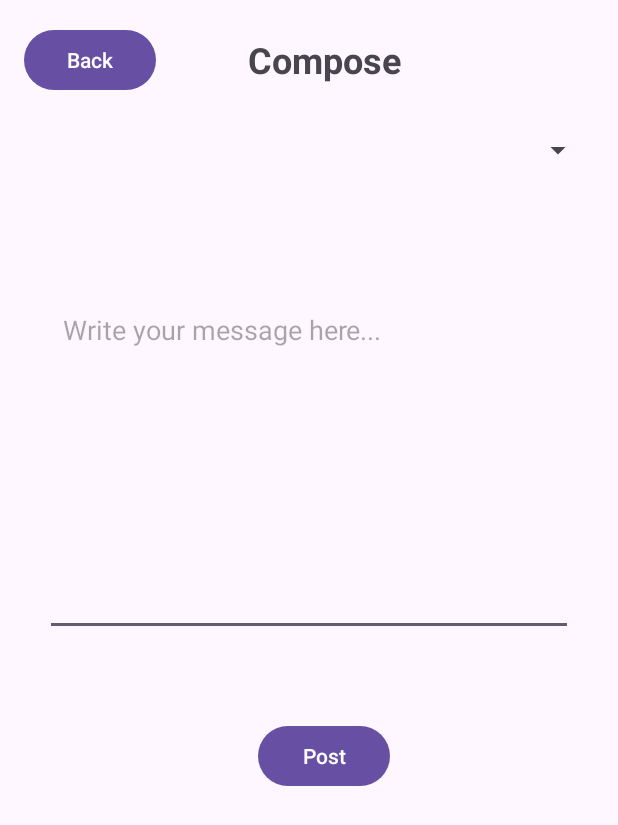
After one commit to teodor-profeanu/Free-Parking, an Android app: the layout compose.xml on its own in the app's theme, with its tools: preview values and no code run, on a phone screen of 412 x 824 dp. The commit adds this screen. Shown: the top 825 px of the screen. Run offline under Robolectric (Android 15) with nearby library versions, the phone set to English and light mode, and no system bars.

Commit message:
Compose page

```diff
--- /dev/null
+++ b/app/src/main/res/layout/compose.xml
@@ -0,0 +1,77 @@
+<?xml version="1.0" encoding="utf-8"?>
+<androidx.core.widget.NestedScrollView xmlns:android="http://schemas.android.com/apk/res/android"
+    xmlns:app="http://schemas.android.com/apk/res-auto"
+    xmlns:tools="http://schemas.android.com/tools"
+    android:layout_width="match_parent"
+    android:layout_height="match_parent"
+    android:fillViewport="true">
+
+    <androidx.constraintlayout.widget.ConstraintLayout
+        android:layout_width="match_parent"
+        android:layout_height="wrap_content"
+        android:padding="16dp">
+
+        <!-- Back Button -->
+        <Button
+            android:id="@+id/backButton"
+            android:layout_width="wrap_content"
+            android:layout_height="wrap_content"
+            android:text="Back"
+            app:layout_constraintStart_toStartOf="parent"
+            app:layout_constraintTop_toTopOf="parent" />
+
+        <!-- Compose Header -->
+
+
+        <!-- Post Button -->
+
+        <TextView
+            android:id="@+id/composeHeader"
+            android:layout_width="208dp"
+            android:layout_height="0dp"
+            android:layout_marginStart="8dp"
+            android:gravity="center"
+            android:text="Compose"
+            android:textSize="24sp"
+            android:textStyle="bold"
+            app:layout_constraintBottom_toBottomOf="@id/backButton"
+            app:layout_constraintEnd_toEndOf="parent"
+            app:layout_constraintHorizontal_bias="0.0"
+            app:layout_constraintStart_toEndOf="@id/backButton"
+            app:layout_constraintTop_toTopOf="parent"
+            app:layout_constraintVertical_bias="1.0" />
+
+        <Spinner
+            android:id="@+id/currentLocationSpinner"
+            android:layout_width="0dp"
+            android:layout_height="wrap_content"
+            android:layout_marginTop="72dp"
+            android:padding="12dp"
+            android:prompt="@string/choose_comunity"
+            app:layout_constraintEnd_toEndOf="parent"
+            app:layout_constraintHorizontal_bias="0.0"
+            app:layout_constraintStart_toStartOf="parent"
+            app:layout_constraintTop_toTopOf="parent" />
+
+        <EditText
+            android:id="@+id/messageEditText"
+            android:layout_width="352dp"
+            android:layout_height="408dp"
+            android:hint="Write your message here..."
+            android:padding="12dp"
+            app:layout_constraintEnd_toEndOf="parent"
+            app:layout_constraintStart_toStartOf="parent"
+            tools:layout_editor_absoluteY="166dp" />
+
+        <Button
+            android:id="@+id/postButton"
+            android:layout_width="wrap_content"
+            android:layout_height="wrap_content"
+            android:layout_marginTop="56dp"
+            android:layout_marginEnd="136dp"
+            android:text="Post"
+            app:layout_constraintEnd_toEndOf="parent"
+            app:layout_constraintTop_toBottomOf="@id/messageEditText" />
+
+    </androidx.constraintlayout.widget.ConstraintLayout>
+</androidx.core.widget.NestedScrollView>
--- a/app/src/main/res/values/strings.xml
+++ b/app/src/main/res/values/strings.xml
@@ -7,6 +7,7 @@
     <string name="next">Next</string>
     <string name="previous">Previous</string>
 
+    <string name="choose_comunity">Choose your comunity</string>
     <string name="lorem_ipsum">
         Lorem ipsum dolor sit amet, consectetur adipiscing elit. Nam in scelerisque sem. Mauris
         volutpat, dolor id interdum ullamcorper, risus dolor egestas lectus, sit amet mattis purus
```
